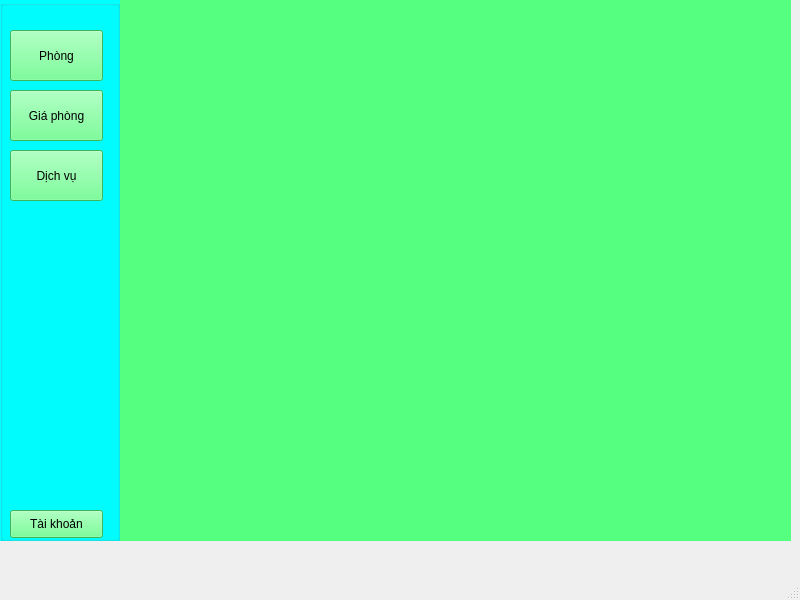
This is view/app/app.ui in loimaxto/DoAnPython as Qt 5 draws it before an edit. The edited form follows.
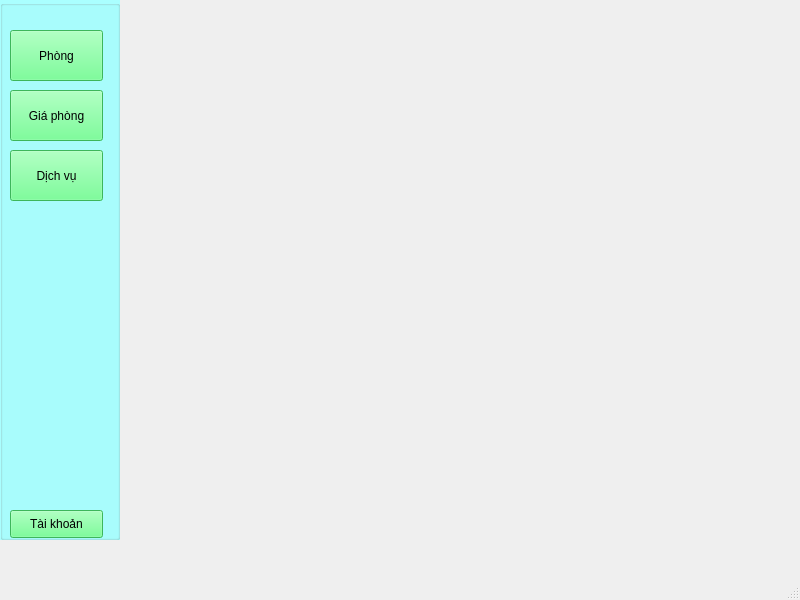
This is the edited form.

Diff of the .ui file:
```diff
--- a/view/app/app.ui
+++ b/view/app/app.ui
@@ -20,11 +20,11 @@
       <x>0</x>
       <y>0</y>
       <width>120</width>
-      <height>541</height>
+      <height>540</height>
      </rect>
     </property>
     <property name="styleSheet">
-     <string notr="true">background-color: rgb(0, 255, 255);</string>
+     <string notr="true">background-color: rgb(170, 255, 255);</string>
     </property>
     <property name="title">
      <string/>
@@ -102,12 +102,12 @@
      <rect>
       <x>120</x>
       <y>0</y>
-      <width>671</width>
-      <height>541</height>
+      <width>680</width>
+      <height>540</height>
      </rect>
     </property>
     <property name="styleSheet">
-     <string notr="true">background-color: rgb(85, 255, 127);</string>
+     <string notr="true"/>
     </property>
     <property name="currentIndex">
      <number>1</number>
```
